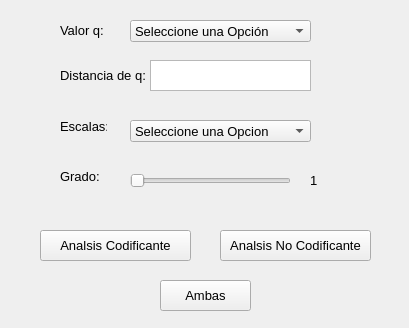
This is detrend.ui in juancho270/TrabajoGrado as Qt 5 draws it before an edit. The edited form follows.
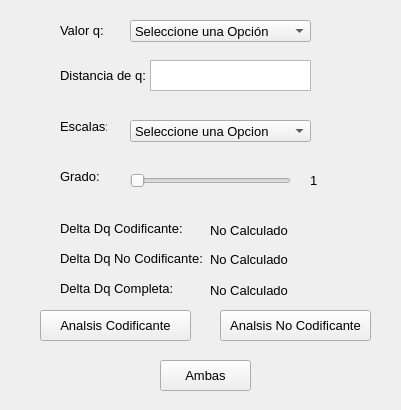
This is the edited form.

Patch:
```diff
--- a/detrend.ui
+++ b/detrend.ui
@@ -6,8 +6,8 @@
    <rect>
     <x>0</x>
     <y>0</y>
-    <width>409</width>
-    <height>328</height>
+    <width>401</width>
+    <height>410</height>
    </rect>
   </property>
   <property name="font">
@@ -143,7 +143,7 @@
    <property name="geometry">
     <rect>
      <x>40</x>
-     <y>230</y>
+     <y>310</y>
      <width>151</width>
      <height>31</height>
     </rect>
@@ -221,7 +221,7 @@
    <property name="geometry">
     <rect>
      <x>220</x>
-     <y>230</y>
+     <y>310</y>
      <width>151</width>
      <height>31</height>
     </rect>
@@ -262,7 +262,7 @@
    <property name="geometry">
     <rect>
      <x>160</x>
-     <y>280</y>
+     <y>360</y>
      <width>91</width>
      <height>31</height>
     </rect>
@@ -271,6 +271,84 @@
     <string>Ambas</string>
    </property>
   </widget>
+  <widget class="QLabel" name="label_4">
+   <property name="geometry">
+    <rect>
+     <x>60</x>
+     <y>220</y>
+     <width>131</width>
+     <height>16</height>
+    </rect>
+   </property>
+   <property name="text">
+    <string>Delta Dq Codificante:</string>
+   </property>
+  </widget>
+  <widget class="QLabel" name="label_5">
+   <property name="geometry">
+    <rect>
+     <x>60</x>
+     <y>250</y>
+     <width>151</width>
+     <height>16</height>
+    </rect>
+   </property>
+   <property name="text">
+    <string>Delta Dq No Codificante:</string>
+   </property>
+  </widget>
+  <widget class="QLabel" name="label_7">
+   <property name="geometry">
+    <rect>
+     <x>60</x>
+     <y>280</y>
+     <width>141</width>
+     <height>16</height>
+    </rect>
+   </property>
+   <property name="text">
+    <string>Delta Dq Completa:</string>
+   </property>
+  </widget>
+  <widget class="QLabel" name="DeltaCod">
+   <property name="geometry">
+    <rect>
+     <x>210</x>
+     <y>220</y>
+     <width>101</width>
+     <height>21</height>
+    </rect>
+   </property>
+   <property name="text">
+    <string>No Calculado</string>
+   </property>
+  </widget>
+  <widget class="QLabel" name="DeltaNoCod">
+   <property name="geometry">
+    <rect>
+     <x>210</x>
+     <y>249</y>
+     <width>81</width>
+     <height>21</height>
+    </rect>
+   </property>
+   <property name="text">
+    <string>No Calculado</string>
+   </property>
+  </widget>
+  <widget class="QLabel" name="DeltaCom">
+   <property name="geometry">
+    <rect>
+     <x>210</x>
+     <y>280</y>
+     <width>91</width>
+     <height>20</height>
+    </rect>
+   </property>
+   <property name="text">
+    <string>No Calculado</string>
+   </property>
+  </widget>
  </widget>
  <resources/>
  <connections>
```
